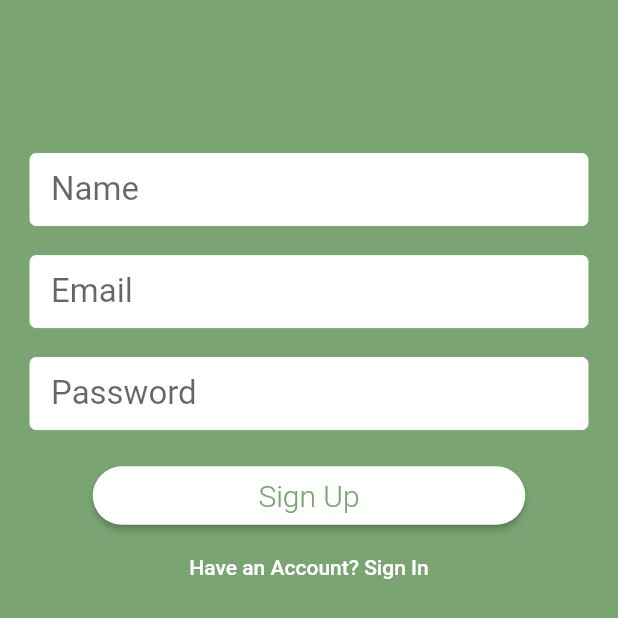
After one commit to Mart24/Foodapp, a Flutter app: the screen it shows after launch, after a tap on "Create New Account", on a phone screen of 412 x 824 dp. The commit adds this screen. Shown: the top 618 px of the screen. Run offline on Flutter 3.47's test engine with Material 2 defaults, Android fonts, the phone set to English and light mode, and no system bars; our stand-ins replace auto_size_text, cloud_firestore, firebase_auth, firebase_core; accounts and stored records are empty; network calls fail.

Commit message:
Log in werkt

```diff
--- a/lib/Home_widget.dart
+++ b/lib/Home_widget.dart
@@ -3,6 +3,8 @@ import 'package:food_app/Models/ingredients.dart';
 import 'package:food_app/Pages.dart';
 import 'package:food_app/Views/home_view.dart';
 import 'package:food_app/Views/new_ingredient/ingredient_input.dart';
+import 'package:food_app/Widgets/Provider_Auth.dart';
+import 'package:food_app/Services/auth_service.dart';
 
 class Home extends StatefulWidget {
   @override
@@ -36,7 +38,19 @@ class _HomeState extends State<Home> {
                       builder: (context) =>
                           NewIngredient(ingredient: newIngred),
                     ));
-              })
+              }),
+          IconButton(
+            icon: Icon(Icons.undo),
+            onPressed: () async {
+              try {
+                AuthService auth = Provider.of(context).auth;
+                await auth.signOut();
+                print("Signed Out!");
+              } catch (e) {
+                print(e);
+              }
+            },
+          )
         ],
       ),
       body: _children[_currentIndex],
--- /dev/null
+++ b/lib/Services/auth_service.dart
@@ -0,0 +1,51 @@
+import 'package:firebase_auth/firebase_auth.dart';
+
+class AuthService {
+  final FirebaseAuth _firebaseAuth = FirebaseAuth.instance;
+
+  Stream<String> get onAuthStateChanged => _firebaseAuth.authStateChanges().map(
+        (User user) => user?.uid,
+      );
+
+  // // GET UID
+  // Future<String> getCurrentUID() async {
+  //   return (_firebaseAuth.currentUser).uid;
+  // }
+
+  // // GET CURRENT USER
+  // Future getCurrentUser() async {
+  //   return _firebaseAuth.currentUser;
+  // }
+
+  // Email & Password Sign Up
+  Future<String> createUserWithEmailAndPassword(
+      String email, String password, String name) async {
+    final authResult = await _firebaseAuth.createUserWithEmailAndPassword(
+      email: email,
+      password: password,
+    );
+
+    // Update the username
+    await updateUserName(name, authResult.user);
+    return authResult.user.uid;
+  }
+
+  Future updateUserName(String name, User currentUser) async {
+    await currentUser.updateProfile(displayName: name);
+    await currentUser.reload();
+  }
+
+  // Email & Password Sign In
+  Future<String> signInWithEmailAndPassword(
+      String email, String password) async {
+    return (await _firebaseAuth.signInWithEmailAndPassword(
+            email: email, password: password))
+        .user
+        .uid;
+  }
+
+  // Sign Out
+  signOut() async {
+    return await _firebaseAuth.signOut();
+  }
+}
--- /dev/null
+++ b/lib/Views/sign_up_view.dart
@@ -0,0 +1,205 @@
+import 'package:flutter/material.dart';
+import 'package:food_app/Services/auth_service.dart';
+import 'package:auto_size_text/auto_size_text.dart';
+import 'package:food_app/Widgets/Provider_Auth.dart';
+
+// TODO move this to tone location
+final primaryColor = const Color(0xFF7AA573);
+
+enum AuthFormType { signIn, signUp }
+
+class SignUpView extends StatefulWidget {
+  final AuthFormType authFormType;
+
+  SignUpView({Key key, @required this.authFormType}) : super(key: key);
+
+  @override
+  // TODO signupstate vervangen
+  _SignUpViewState createState() =>
+      _SignUpViewState(authFormType: this.authFormType);
+}
+
+class _SignUpViewState extends State<SignUpView> {
+  AuthFormType authFormType;
+
+  _SignUpViewState({this.authFormType});
+
+  final formKey = GlobalKey<FormState>();
+  String _email, _password, _name;
+
+  void switchFormState(String state) {
+    formKey.currentState.reset();
+    if (state == "signUp") {
+      setState(() {
+        authFormType = AuthFormType.signUp;
+      });
+    } else {
+      setState(() {
+        authFormType = AuthFormType.signIn;
+      });
+    }
+  }
+
+  void submit() async {
+    final form = formKey.currentState;
+    form.save();
+    try {
+      final auth = Provider.of(context).auth;
+      if (authFormType == AuthFormType.signIn) {
+        String uid = await auth.signInWithEmailAndPassword(_email, _password);
+        print("Signed In with ID $uid");
+        Navigator.of(context).pushReplacementNamed('/home');
+      } else {
+        String uid =
+            await auth.createUserWithEmailAndPassword(_email, _password, _name);
+        print("Signed up with New ID $uid");
+        Navigator.of(context).pushReplacementNamed('/home');
+      }
+    } catch (e) {
+      print(e);
+    }
+  }
+
+  @override
+  Widget build(BuildContext context) {
+    final _width = MediaQuery.of(context).size.width;
+    final _height = MediaQuery.of(context).size.height;
+
+    return Scaffold(
+      body: Container(
+        color: primaryColor,
+        height: _height,
+        width: _width,
+        child: SafeArea(
+          child: Column(
+            children: <Widget>[
+              SizedBox(height: _height * 0.05),
+              // buildHeaderText(),
+              SizedBox(height: _height * 0.05),
+              Padding(
+                padding: const EdgeInsets.all(20.0),
+                child: Form(
+                  key: formKey,
+                  child: Column(
+                    children: buildInputs() + buildButtons(),
+                  ),
+                ),
+              )
+            ],
+          ),
+        ),
+      ),
+    );
+  }
+
+  AutoSizeText buildHeaderText() {
+    String _headerText;
+    if (authFormType == AuthFormType.signUp) {
+      _headerText = "Create New Account";
+    } else {
+      _headerText = "Sign In";
+    }
+    return AutoSizeText(
+      _headerText,
+      maxLines: 1,
+      textAlign: TextAlign.center,
+      style: TextStyle(
+        fontSize: 35,
+        color: Colors.white,
+      ),
+    );
+  }
+
+  List<Widget> buildInputs() {
+    List<Widget> textFields = [];
+
+    // if were in the sign up state add name
+    if (authFormType == AuthFormType.signUp) {
+      textFields.add(
+        TextFormField(
+          style: TextStyle(fontSize: 22.0),
+          decoration: buildSignUpInputDecoration("Name"),
+          onSaved: (value) => _name = value,
+        ),
+      );
+      textFields.add(SizedBox(height: 20));
+    }
+
+    // add email & password
+    textFields.add(
+      TextFormField(
+        style: TextStyle(fontSize: 22.0),
+        decoration: buildSignUpInputDecoration("Email"),
+        onSaved: (value) => _email = value,
+      ),
+    );
+    textFields.add(SizedBox(height: 20));
+    textFields.add(
+      TextFormField(
+        style: TextStyle(fontSize: 22.0),
+        decoration: buildSignUpInputDecoration("Password"),
+        obscureText: true,
+        onSaved: (value) => _password = value,
+      ),
+    );
+    textFields.add(SizedBox(height: 20));
+
+    return textFields;
+  }
+
+  InputDecoration buildSignUpInputDecoration(String hint) {
+    return InputDecoration(
+      hintText: hint,
+      filled: true,
+      fillColor: Colors.white,
+      focusColor: Colors.white,
+      enabledBorder: OutlineInputBorder(
+          borderSide: BorderSide(color: Colors.white, width: 0.0)),
+      contentPadding:
+          const EdgeInsets.only(left: 14.0, bottom: 10.0, top: 10.0),
+    );
+  }
+
+  List<Widget> buildButtons() {
+    String _switchButtonText, _newFormState, _submitButtonText;
+
+    if (authFormType == AuthFormType.signIn) {
+      _switchButtonText = "Create New Account";
+      _newFormState = "signUp";
+      _submitButtonText = "Sign In";
+    } else {
+      _switchButtonText = "Have an Account? Sign In";
+      _newFormState = "signIn";
+      _submitButtonText = "Sign Up";
+    }
+
+    return [
+      Container(
+        width: MediaQuery.of(context).size.width * 0.7,
+        child: RaisedButton(
+          shape:
+              RoundedRectangleBorder(borderRadius: BorderRadius.circular(30.0)),
+          color: Colors.white,
+          textColor: primaryColor,
+          child: Padding(
+            padding: const EdgeInsets.all(8.0),
+            child: Text(
+              _submitButtonText,
+              style: TextStyle(fontSize: 20.0, fontWeight: FontWeight.w300),
+            ),
+          ),
+          onPressed: submit,
+        ),
+      ),
+      FlatButton(
+        child: Text(
+          _switchButtonText,
+          style: TextStyle(color: Colors.white),
+        ),
+        onPressed: () {
+          switchFormState(_newFormState);
+        },
+      )
+    ];
+  }
+}
--- /dev/null
+++ b/lib/Widgets/Provider_Auth.dart
@@ -0,0 +1,19 @@
+import 'package:flutter/material.dart';
+import 'package:food_app/Services/auth_service.dart';
+
+class Provider extends InheritedWidget {
+  final AuthService auth;
+  final db;
+  final colors;
+
+  Provider({Key key, Widget child, this.auth, this.db, this.colors})
+      : super(key: key, child: child);
+
+  @override
+  bool updateShouldNotify(InheritedWidget oldWidget) {
+    return true;
+  }
+
+  static Provider of(BuildContext context) =>
+      (context.dependOnInheritedWidgetOfExactType<Provider>());
+}
--- a/lib/main.dart
+++ b/lib/main.dart
@@ -1,6 +1,9 @@
 import 'package:firebase_core/firebase_core.dart';
 import 'package:flutter/material.dart';
 import 'Home_widget.dart';
+import 'package:food_app/Services/auth_service.dart';
+import 'package:food_app/Widgets/Provider_Auth.dart';
+import 'package:food_app/Views/sign_up_view.dart';
 
 void main() async {
   WidgetsFlutterBinding.ensureInitialized();
@@ -12,12 +15,41 @@ class MyApp extends StatelessWidget {
   // This widget is the root of your application.
   @override
   Widget build(BuildContext context) {
-    return MaterialApp(
-      title: 'Test123',
-      theme: ThemeData(
-        primarySwatch: Colors.green,
+    return Provider(
+      auth: AuthService(),
+      child: MaterialApp(
+        title: 'Test123',
+        theme: ThemeData(
+          primarySwatch: Colors.green,
+        ),
+        home: HomeController(),
+        routes: <String, WidgetBuilder>{
+          '/signUp': (BuildContext context) =>
+              SignUpView(authFormType: AuthFormType.signUp),
+          '/signIn': (BuildContext context) =>
+              SignUpView(authFormType: AuthFormType.signIn),
+          '/home': (BuildContext context) => HomeController(),
+        },
       ),
-      home: Home(),
     );
   }
 }
+
+class HomeController extends StatelessWidget {
+  @override
+  Widget build(BuildContext context) {
+    final AuthService auth = Provider.of(context).auth;
+    return StreamBuilder<String>(
+      stream: auth.onAuthStateChanged,
+      builder: (context, AsyncSnapshot<String> snapshot) {
+        if (snapshot.connectionState == ConnectionState.active) {
+          final bool signedIn = snapshot.hasData;
+          return signedIn
+              ? Home()
+              : SignUpView(authFormType: AuthFormType.signIn);
+        }
+        return CircularProgressIndicator();
+      },
+    );
+  }
+}
--- a/pubspec.yaml
+++ b/pubspec.yaml
@@ -26,6 +26,8 @@ dependencies:
 
   cloud_firestore: ^0.15.0
   firebase_core : ^0.6.0
+  firebase_auth: ^0.19.0+1
+  auto_size_text: ^2.1.0
 
 
 
```
Also changed, not shown: pubspec.lock.
